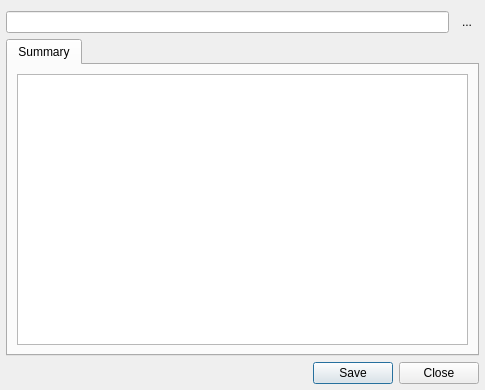
ksv1986/qmmp-staging, file src/qmmpui/forms/detailsdialog.ui: the form before one commit.
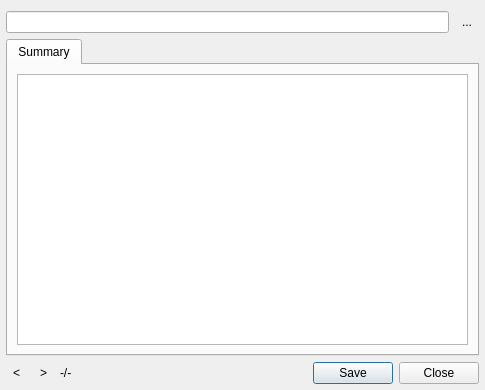
The form after the commit.

Commit message: details dialog: added buttons

The edit to the form file:
```diff
--- a/src/qmmpui/forms/detailsdialog.ui
+++ b/src/qmmpui/forms/detailsdialog.ui
@@ -23,7 +23,54 @@
    <property name="bottomMargin">
     <number>6</number>
    </property>
-   <item row="0" column="0">
+   <item row="0" column="4">
+    <widget class="QToolButton" name="directoryButton">
+     <property name="toolTip">
+      <string>Open the directory containing this file</string>
+     </property>
+     <property name="text">
+      <string>...</string>
+     </property>
+     <property name="autoRaise">
+      <bool>true</bool>
+     </property>
+    </widget>
+   </item>
+   <item row="2" column="0">
+    <widget class="QToolButton" name="prevButton">
+     <property name="text">
+      <string notr="true">&lt;</string>
+     </property>
+     <property name="autoRaise">
+      <bool>true</bool>
+     </property>
+    </widget>
+   </item>
+   <item row="2" column="1">
+    <widget class="QToolButton" name="nextButton">
+     <property name="text">
+      <string notr="true">&gt;</string>
+     </property>
+     <property name="autoRaise">
+      <bool>true</bool>
+     </property>
+    </widget>
+   </item>
+   <item row="2" column="2">
+    <widget class="QLabel" name="pageLabel">
+     <property name="text">
+      <string notr="true">-/-</string>
+     </property>
+    </widget>
+   </item>
+   <item row="2" column="3" colspan="2">
+    <widget class="QDialogButtonBox" name="buttonBox">
+     <property name="standardButtons">
+      <set>QDialogButtonBox::Close|QDialogButtonBox::Save</set>
+     </property>
+    </widget>
+   </item>
+   <item row="0" column="0" colspan="4">
     <widget class="QLineEdit" name="pathEdit">
      <property name="sizePolicy">
       <sizepolicy hsizetype="Expanding" vsizetype="Fixed">
@@ -36,20 +83,7 @@
      </property>
     </widget>
    </item>
-   <item row="0" column="1">
-    <widget class="QToolButton" name="directoryButton">
-     <property name="toolTip">
-      <string>Open the directory containing this file</string>
-     </property>
-     <property name="text">
-      <string>...</string>
-     </property>
-     <property name="autoRaise">
-      <bool>true</bool>
-     </property>
-    </widget>
-   </item>
-   <item row="1" column="0" colspan="2">
+   <item row="1" column="0" colspan="5">
     <widget class="QTabWidget" name="tabWidget">
      <property name="currentIndex">
       <number>0</number>
@@ -71,8 +105,8 @@
           <string notr="true">&lt;!DOCTYPE HTML PUBLIC &quot;-//W3C//DTD HTML 4.0//EN&quot; &quot;http://www.w3.org/TR/REC-html40/strict.dtd&quot;&gt;
 &lt;html&gt;&lt;head&gt;&lt;meta name=&quot;qrichtext&quot; content=&quot;1&quot; /&gt;&lt;style type=&quot;text/css&quot;&gt;
 p, li { white-space: pre-wrap; }
-&lt;/style&gt;&lt;/head&gt;&lt;body style=&quot; font-family:'Arial'; font-size:10pt; font-weight:400; font-style:normal;&quot;&gt;
-&lt;p style=&quot;-qt-paragraph-type:empty; margin-top:0px; margin-bottom:0px; margin-left:0px; margin-right:0px; -qt-block-indent:0; text-indent:0px;&quot;&gt;&lt;/p&gt;&lt;/body&gt;&lt;/html&gt;</string>
+&lt;/style&gt;&lt;/head&gt;&lt;body style=&quot; font-family:'Ubuntu'; font-size:11pt; font-weight:400; font-style:normal;&quot;&gt;
+&lt;p style=&quot;-qt-paragraph-type:empty; margin-top:0px; margin-bottom:0px; margin-left:0px; margin-right:0px; -qt-block-indent:0; text-indent:0px; font-family:'Arial'; font-size:10pt;&quot;&gt;&lt;br /&gt;&lt;/p&gt;&lt;/body&gt;&lt;/html&gt;</string>
          </property>
         </widget>
        </item>
@@ -80,13 +114,6 @@
      </widget>
     </widget>
    </item>
-   <item row="2" column="0" colspan="2">
-    <widget class="QDialogButtonBox" name="buttonBox">
-     <property name="standardButtons">
-      <set>QDialogButtonBox::Close|QDialogButtonBox::Save</set>
-     </property>
-    </widget>
-   </item>
   </layout>
  </widget>
  <resources/>
```
The commit also changes 1 other file.
